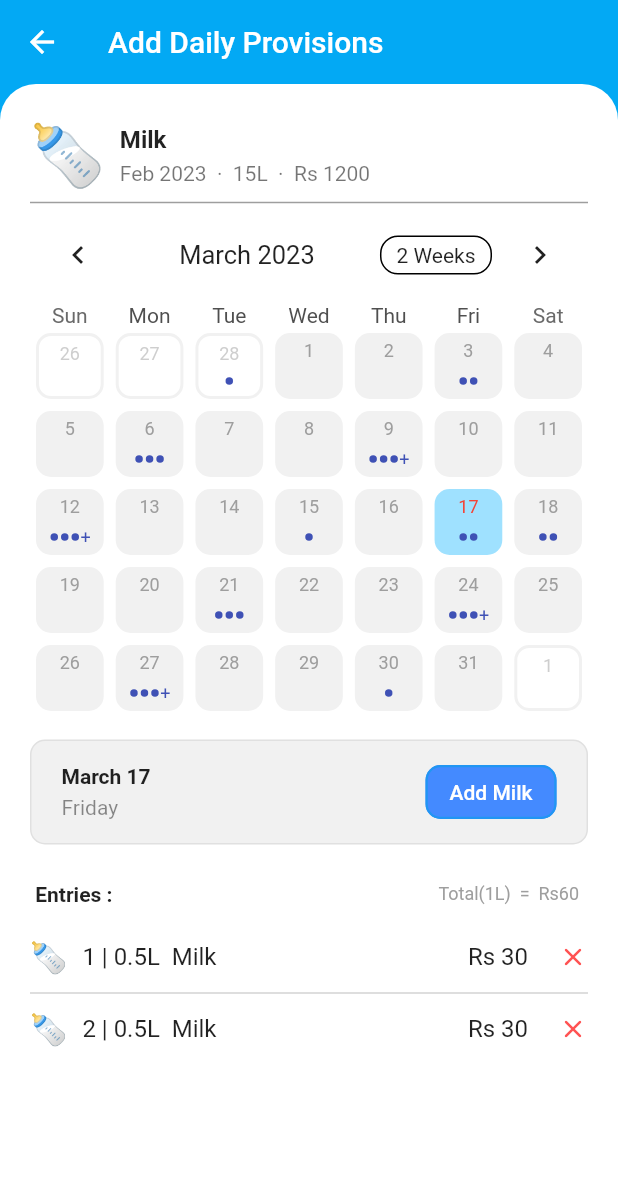
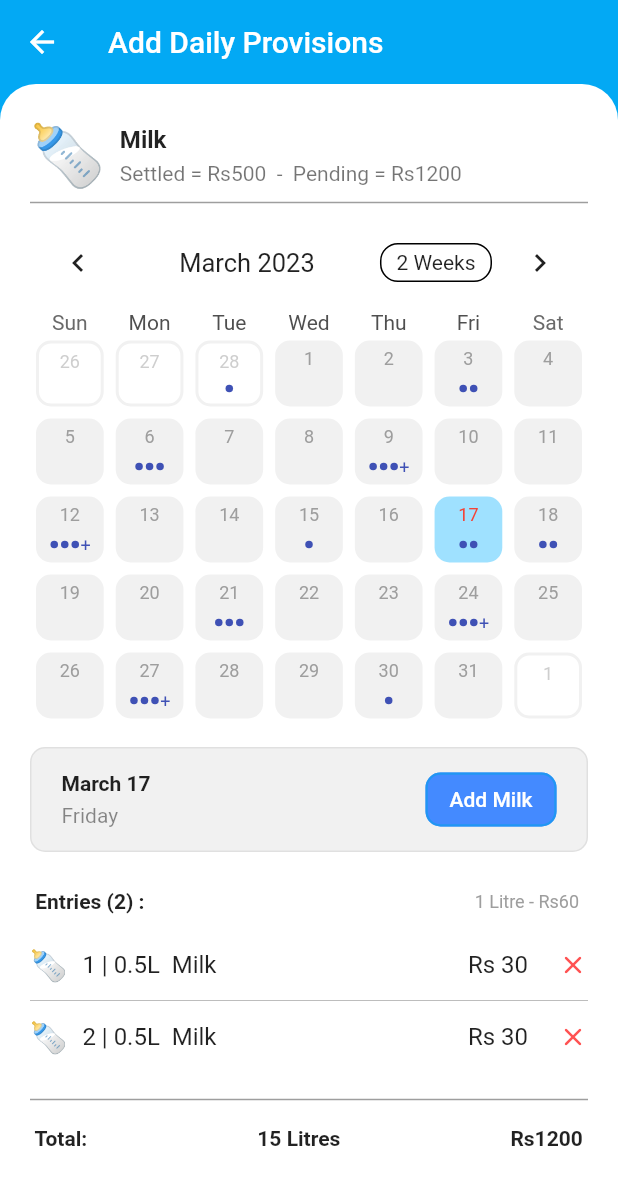
Before and after one commit to coder-selvarajan/paal_kanakku, a Flutter app: the screen it shows after launch, after a tap on "Milk", on a phone screen of 412 x 824 dp. Shown: the top 1185 px of the screen. Run offline on Flutter 3.47's test engine with Material 2 defaults, Android fonts, the phone set to English and light mode, and no system bars; drawn by our look-alikes of table_calendar; our stand-ins replace emoji_picker_flutter, isar; missing offline and left inert: dart:ffi; accounts and stored records are empty; generated files the repository leaves out were written again.

```diff
--- a/lib/screens/home_screen.dart
+++ b/lib/screens/home_screen.dart
@@ -87,13 +87,26 @@ class HomeScreen extends StatelessWidget {
                     crossAxisAlignment: CrossAxisAlignment.center,
                     mainAxisAlignment: MainAxisAlignment.start,
                     children: [
-                      Row(
-                        mainAxisAlignment: MainAxisAlignment.spaceAround,
+                      IntrinsicHeight(
+                        child: Row(
+                          crossAxisAlignment: CrossAxisAlignment.stretch,
                           children: [
+                            Container(
+                              padding: EdgeInsets.all(10.0),
+                              decoration: BoxDecoration(
+                                borderRadius: BorderRadius.circular(10.0),
+                                color: Colors.lightBlueAccent.withOpacity(0.35),
+                              ),
+                              child: Icon(Icons.chevron_left),
+                            ),
+                            SizedBox(
+                              width: 10.0,
+                            ),
                             Expanded(
                               child: Container(
                                 decoration: BoxDecoration(
-                                color: Colors.lightBlueAccent.withOpacity(0.35),
+                                  color:
+                                      Colors.lightBlueAccent.withOpacity(0.35),
                                   borderRadius: BorderRadius.circular(15.0),
                                 ),
                                 padding: EdgeInsets.symmetric(
@@ -104,16 +117,17 @@ class HomeScreen extends StatelessWidget {
                                     Text(
                                       "March 2023",
                                       style: TextStyle(
-                                      fontSize: textTheme.titleMedium!.fontSize,
+                                        fontSize:
+                                            textTheme.titleMedium!.fontSize,
                                         fontWeight: FontWeight.bold,
                                         // color: Colors.lightBlue,
                                       ),
                                     ),
                                     SizedBox(
-                                    height: 5.0,
+                                      height: 10.0,
                                     ),
                                     Text(
-                                    "As on Mar 4 ",
+                                      "Settled: ₹400  |  Pending : 4200",
                                       style: TextStyle(
                                         fontSize: textTheme.caption!.fontSize,
                                         // fontWeight: FontWeight.bold,
@@ -127,42 +141,38 @@ class HomeScreen extends StatelessWidget {
                             SizedBox(
                               width: 10.0,
                             ),
-                          Expanded(
-                            child: Container(
+                            Container(
+                              padding: EdgeInsets.all(10.0),
                               decoration: BoxDecoration(
+                                borderRadius: BorderRadius.circular(10.0),
                                 color: Colors.lightBlueAccent.withOpacity(0.35),
-                                borderRadius: BorderRadius.circular(15.0),
                               ),
-                              padding: EdgeInsets.symmetric(
-                                  horizontal: 10.0, vertical: 15),
-                              child: Column(
-                                crossAxisAlignment: CrossAxisAlignment.end,
-                                children: [
-                                  Text(
-                                    "On Credit:  Rs 4300  ",
-                                    style: TextStyle(
-                                      fontSize: textTheme.bodyMedium!.fontSize,
-                                      // color: Colors.lightBlue,
-                                    ),
-                                  ),
-                                  SizedBox(
-                                    height: 5.0,
-                                  ),
-                                  Text(
-                                    "Settled:  Rs 560  ",
-                                    style: TextStyle(
-                                      fontSize: textTheme.bodyMedium!.fontSize,
-                                      // color: Colors.lightBlue,
-                                    ),
+                              child: Icon(Icons.chevron_right),
                             ),
                           ],
                         ),
                       ),
-                          ),
-                        ],
-                      ),
+                      // SizedBox(
+                      //   height: 20,
+                      // ),
+                      // Container(
+                      //   width: double.infinity,
+                      //   padding: EdgeInsets.all(20.0),
+                      //   decoration: BoxDecoration(
+                      //     borderRadius: BorderRadius.circular(10.0),
+                      //     color: Colors.grey.withOpacity(0.15),
+                      //   ),
+                      //   child: Text(
+                      //     "Settled: ₹400  |  Pending : 4200",
+                      //     style: TextStyle(
+                      //       fontSize: textTheme.caption!.fontSize,
+                      //       // fontWeight: FontWeight.bold,
+                      //       // color: Colors.lightBlue,
+                      //     ),
+                      //   ),
+                      // ),
                       SizedBox(
-                        height: 20,
+                        height: 30,
                       ),
                       Row(
                         crossAxisAlignment: CrossAxisAlignment.start,
--- a/lib/screens/provision_entry_screen.dart
+++ b/lib/screens/provision_entry_screen.dart
@@ -195,7 +195,7 @@ class _ProvisionEntryScreenState extends State<ProvisionEntryScreen> {
                                     height: 5.0,
                                   ),
                                   Text(
-                                    "Feb 2023  ·  15L  ·  Rs 1200",
+                                    "Settled = Rs500  -  Pending = Rs1200",
                                     style: TextStyle(
                                         fontSize: textTheme.subtitle2!.fontSize,
                                         color: Colors.black54),
@@ -217,16 +217,7 @@ class _ProvisionEntryScreenState extends State<ProvisionEntryScreen> {
                       thickness: 1.0,
                       height: 6.0,
                     ),
-                    // const SizedBox(height: 5.0),
-                    // Text(
-                    //   "Select a Date & Add ${widget.provision}: ",
-                    //   style: TextStyle(
-                    //     // color: Colors.grey,
-                    //     fontSize: textTheme.titleSmall!.fontSize,
-                    //     fontWeight: FontWeight.bold,
-                    //   ),
-                    // ),
-                    // const SizedBox(height: 5.0),
+                    const SizedBox(height: 5.0),
                     TableCalendar<Event>(
                       firstDay: kFirstDay,
                       lastDay: kLastDay,
@@ -551,14 +542,14 @@ class _ProvisionEntryScreenState extends State<ProvisionEntryScreen> {
                             Row(
                               children: [
                                 Text(
-                                  " Entries :",
+                                  " Entries (${value.length}) :",
                                   style: TextStyle(
                                     fontWeight: FontWeight.bold,
                                   ),
                                 ),
                                 Spacer(),
                                 Text(
-                                  "Total(1L)  =  Rs60  ",
+                                  "1 Litre - Rs60  ",
                                   style: TextStyle(
                                     color: Colors.grey,
                                     fontSize: textTheme.caption!.fontSize,
@@ -638,6 +629,29 @@ class _ProvisionEntryScreenState extends State<ProvisionEntryScreen> {
                           ],
                         );
                       },
+                    ),
+                    const SizedBox(height: 10.0),
+                    Divider(
+                      thickness: 1.0,
+                      color: Colors.grey,
+                    ),
+                    const SizedBox(height: 10.0),
+                    Row(
+                      mainAxisAlignment: MainAxisAlignment.spaceBetween,
+                      children: [
+                        Text(
+                          " Total:",
+                          style: TextStyle(fontWeight: FontWeight.bold),
+                        ),
+                        Text(
+                          "15 Litres",
+                          style: TextStyle(fontWeight: FontWeight.bold),
+                        ),
+                        Text(
+                          "Rs1200 ",
+                          style: TextStyle(fontWeight: FontWeight.bold),
+                        ),
+                      ],
                     ),
                   ],
                 ),
--- a/pubspec.yaml
+++ b/pubspec.yaml
@@ -42,6 +42,7 @@ dependencies:
   isar_flutter_libs: ^3.0.5
   url_launcher: ^6.1.9
   table_calendar: ^3.0.8
+  emoji_picker_flutter: ^1.5.2
 
 flutter_native_splash:
   color: "#2196F3"
```
Also changed, not shown: lib/screens/EmojiPicker.dart (added, +136 -0 lines), lib/screens/add_provision_screen.dart (+15 -4 lines), pubspec.lock, 1 other file. Lines whose indentation alone changed are shown as unchanged.
